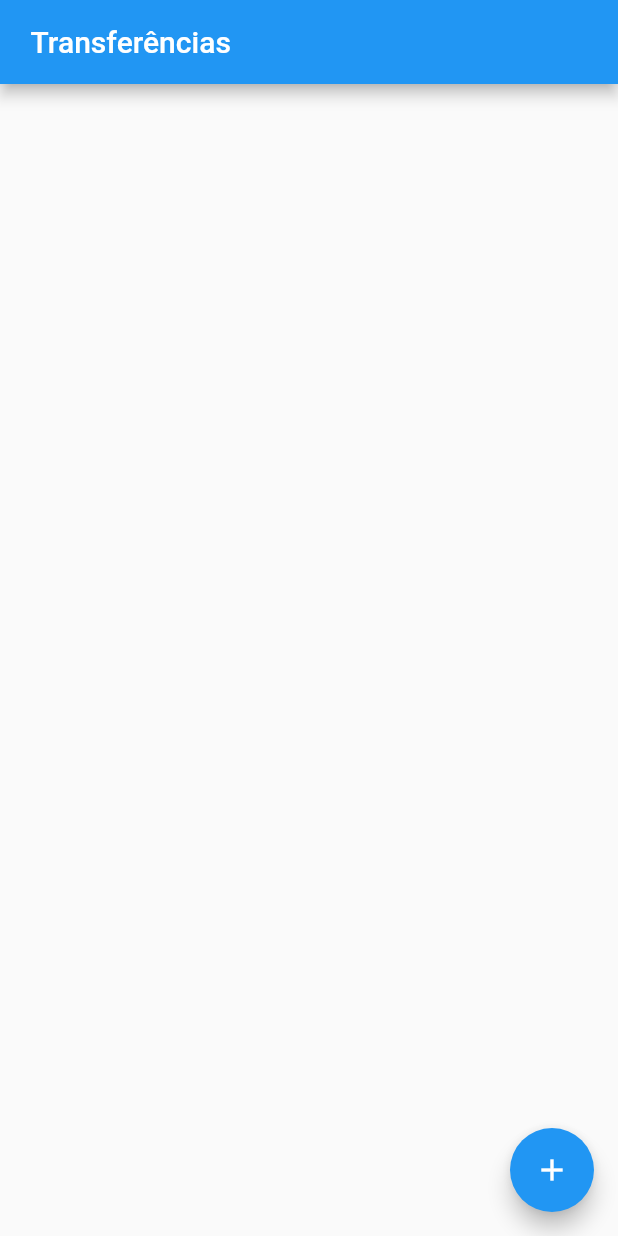
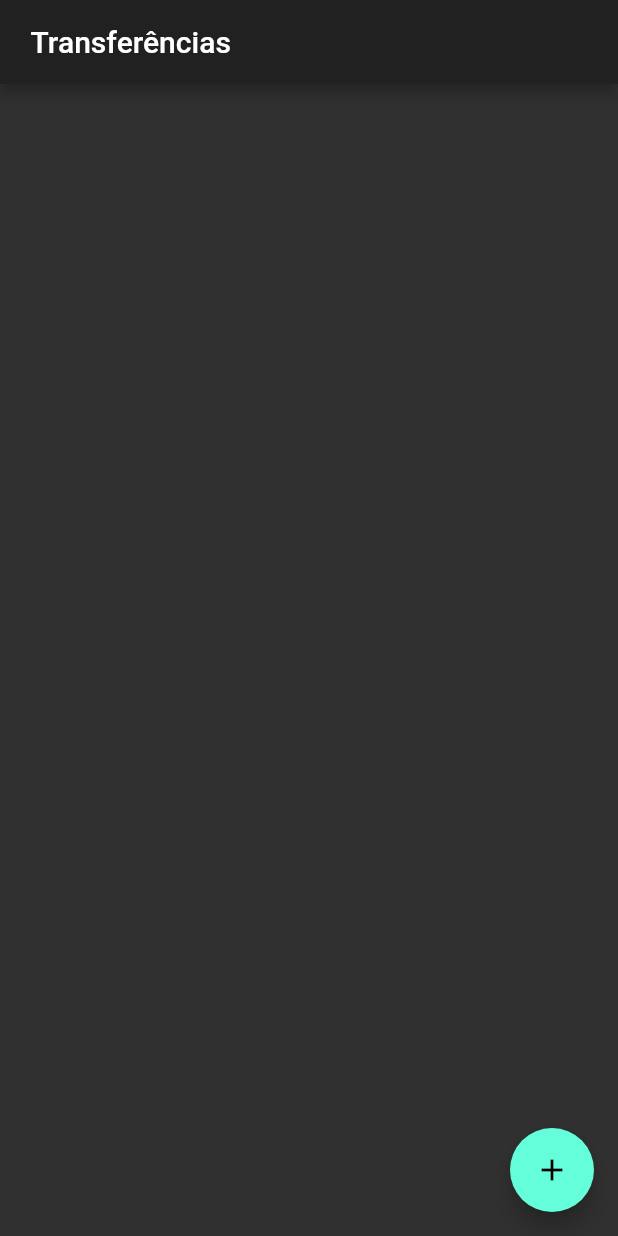
Before and after one commit to gabrielpoke/ByteBank_Flutter, a Flutter app: the screen it shows after launch, on a phone screen of 412 x 824 dp. Run offline on Flutter 3.47's test engine with Material 2 defaults, Android fonts, the phone set to English and light mode, and no system bars.

Commit message:
Modificando o tema do App

```diff
--- a/lib/main.dart
+++ b/lib/main.dart
@@ -270,9 +270,8 @@ class BytebankApp extends StatelessWidget {
   @override
   Widget build(BuildContext context) {
     return MaterialApp(
-      home: Scaffold(
-        body: listaTransferencia(),
-      ),
+      theme: ThemeData.dark(),
+      home: listaTransferencia(),
     );
   }
 }
@@ -364,7 +363,7 @@ class ListaTransferenciasState extends State<listaTransferencia> {
             return FormularioTransferencia();
           }));
 
-          future.then((transferenciaRecebida){
+          future.then((transferenciaRecebida) {
             Future.delayed(Duration(seconds: 2), () {
               debugPrint('Chegou no then do future');
               debugPrint('$transferenciaRecebida');
```
